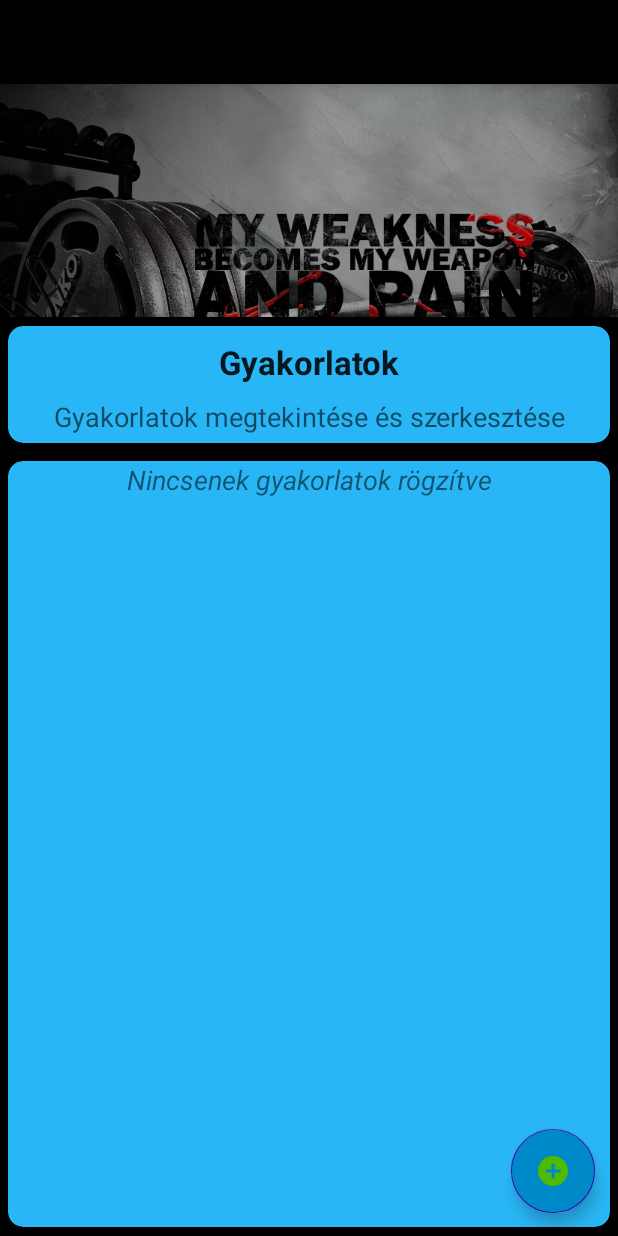
After one commit to norbo112/Edzesnaplov3, an Android app: the layout mvvm_gyakorlat_activity.xml on its own in the app's theme, with its tools: preview values and no code run, on a phone screen of 412 x 824 dp. The commit adds this screen. Run offline under Robolectric (Android 15) with nearby library versions, the phone set to English and light mode, and no system bars.

Commit message:
gyakorlat activity, szerkesztés, törlés ide , tevékenység - edzés - activitibe nincs mód rá

```diff
--- a/app/src/main/java/aa/droid/norbo/projects/edzesnaplo3/mvvm/ui/MvvmBelepoActivity.java
+++ b/app/src/main/java/aa/droid/norbo/projects/edzesnaplo3/mvvm/ui/MvvmBelepoActivity.java
@@ -94,6 +94,11 @@ public class MvvmBelepoActivity extends BaseActiviry<MvvmActivityBelepoBinding>
             startActivity(new Intent(this, EdzesTervBelepoActivity.class));
             overridePendingTransition(R.anim.move_right_in_activity, R.anim.move_left_out_activity);
         });
+
+        binding.btnGyakorlatok.setOnClickListener(v -> {
+            startActivity(new Intent(this, MvvmGyakorlatokActivity.class));
+            overridePendingTransition(R.anim.move_right_in_activity, R.anim.move_left_out_activity);
+        });
     }
 
     @Override
--- /dev/null
+++ b/app/src/main/res/drawable/ic_gyakorlatok_kis_logo.xml
@@ -0,0 +1,6 @@
+<vector android:height="24dp" android:tint="#930100"
+    android:viewportHeight="24" android:viewportWidth="24"
+    android:width="24dp" xmlns:android="http://schemas.android.com/apk/res/android">
+    <path android:fillColor="@android:color/white" android:pathData="M12,4m-2,0a2,2 0,1 1,4 0a2,2 0,1 1,-4 0"/>
+    <path android:fillColor="@android:color/white" android:pathData="M15.89,8.11C15.5,7.72 14.83,7 13.53,7c-0.21,0 -1.42,0 -2.54,0C8.24,6.99 6,4.75 6,2H4c0,3.16 2.11,5.84 5,6.71V22h2v-6h2v6h2V10.05L18.95,14l1.41,-1.41L15.89,8.11z"/>
+</vector>
--- /dev/null
+++ b/app/src/main/res/layout/mvvm_gyakorlat_activity.xml
@@ -0,0 +1,122 @@
+<?xml version="1.0" encoding="utf-8"?>
+<layout xmlns:android="http://schemas.android.com/apk/res/android"
+    xmlns:app="http://schemas.android.com/apk/res-auto"
+    xmlns:tools="http://schemas.android.com/tools">
+
+    <data>
+
+    </data>
+
+    <androidx.coordinatorlayout.widget.CoordinatorLayout
+        android:layout_width="match_parent"
+        android:layout_height="match_parent">
+
+        <com.google.android.material.appbar.AppBarLayout
+            android:layout_width="match_parent"
+            android:layout_height="wrap_content"
+            android:fitsSystemWindows="true">
+            <androidx.appcompat.widget.Toolbar
+                android:layout_width="match_parent"
+                android:layout_height="wrap_content"
+                android:id="@+id/toolbar"
+                android:fitsSystemWindows="true"
+                android:theme="@style/ThemeOverlay.AppCompat.Dark.ActionBar"/>
+        </com.google.android.material.appbar.AppBarLayout>
+
+
+        <androidx.constraintlayout.widget.ConstraintLayout
+            android:layout_width="match_parent"
+            android:layout_height="match_parent"
+            android:background="#000"
+            android:layout_marginTop="?attr/actionBarSize">
+
+            <ImageView
+                android:id="@+id/imageView"
+                android:layout_width="wrap_content"
+                android:layout_height="155dp"
+                android:contentDescription="@string/welcomeimage"
+                android:scaleType="matrix"
+                app:layout_constraintEnd_toEndOf="parent"
+                app:layout_constraintStart_toStartOf="parent"
+                app:layout_constraintTop_toTopOf="parent"
+                app:srcCompat="@mipmap/belepokep" />
+
+            <androidx.cardview.widget.CardView
+                android:id="@+id/belepo_first_card"
+                android:layout_width="0dp"
+                android:layout_height="wrap_content"
+                android:elevation="8dp"
+                app:cardBackgroundColor="#29B6F6"
+                app:cardCornerRadius="10dp"
+                app:cardUseCompatPadding="true"
+                app:layout_constraintEnd_toEndOf="@id/imageView"
+                app:layout_constraintStart_toStartOf="@+id/imageView"
+                app:layout_constraintTop_toBottomOf="@+id/imageView">
+
+                <LinearLayout
+                    android:layout_width="match_parent"
+                    android:layout_height="wrap_content"
+                    android:layout_marginBottom="5dp"
+                    android:orientation="vertical">
+
+                    <TextView
+                        android:layout_width="match_parent"
+                        android:layout_height="wrap_content"
+                        android:layout_marginTop="9dp"
+                        android:gravity="center"
+                        android:text="@string/welcome_gyakorlatok_title"
+                        android:textAppearance="@style/TextAppearance.AppCompat.Large"
+                        android:textStyle="bold" />
+
+                    <TextView
+                        android:layout_width="match_parent"
+                        android:layout_height="wrap_content"
+                        android:layout_marginTop="9dp"
+                        android:gravity="center"
+                        android:text="@string/welcome_gyakorlatok_desc"
+                        android:textAppearance="@style/TextAppearance.AppCompat.Medium" />
+                </LinearLayout>
+            </androidx.cardview.widget.CardView>
+
+            <androidx.cardview.widget.CardView
+                android:id="@+id/belepo_info"
+                android:layout_width="0dp"
+                android:layout_height="0dp"
+                android:elevation="8dp"
+                app:cardBackgroundColor="#29B6F6"
+                app:cardCornerRadius="10dp"
+                app:cardUseCompatPadding="true"
+                app:layout_constraintBottom_toBottomOf="parent"
+                app:layout_constraintEnd_toEndOf="@id/imageView"
+                app:layout_constraintStart_toStartOf="@+id/imageView"
+                app:layout_constraintTop_toBottomOf="@+id/belepo_first_card">
+
+                <TextView
+                    android:id="@+id/gyakorlatokk_warning_label"
+                    android:layout_width="match_parent"
+                    android:layout_height="wrap_content"
+                    android:text="@string/mvvm_gyakorlatok_warning_label"
+                    android:textAlignment="center"
+                    android:textSize="18sp"
+                    android:textStyle="italic" />
+
+                <ListView
+                    android:id="@+id/gyakorlatok_lista"
+                    android:layout_width="match_parent"
+                    android:layout_height="match_parent"
+                    android:layout_margin="10dp" />
+            </androidx.cardview.widget.CardView>
+
+            <com.google.android.material.floatingactionbutton.FloatingActionButton
+                android:id="@+id/fab"
+                android:layout_marginBottom="15sp"
+                android:layout_marginEnd="15sp"
+                android:layout_width="wrap_content"
+                android:layout_height="wrap_content"
+                android:src="@drawable/ic_add_circle"
+                android:backgroundTint="#0089C8"
+                app:layout_constraintBottom_toBottomOf="parent"
+                app:layout_constraintEnd_toEndOf="@id/imageView" />
+        </androidx.constraintlayout.widget.ConstraintLayout>
+    </androidx.coordinatorlayout.widget.CoordinatorLayout>
+</layout>
--- a/app/src/main/res/values/strings.xml
+++ b/app/src/main/res/values/strings.xml
@@ -6,16 +6,20 @@
     <string name="korabbi_sorozat_list_title">Korábban elvégzett sorozatok</string>
     <string name="welcome_title_belepo">Belépés az Edzésnaplóba</string>
     <string name="welcome_mentett_naplok_title">Mentett naplók</string>
+    <string name="welcome_gyakorlatok_title">Gyakorlatok</string>
     <string name="welcome_belepo_desc">Üdvözöllek az edzésnapló alkalmazásban!</string>
     <string name="welcome_mentett_naplok_desc">Eddigi mentett naplók megtekintése</string>
+    <string name="welcome_gyakorlatok_desc">Gyakorlatok megtekintése és szerkesztése</string>
     <string name="welcomeimage">WelcomeImage</string>
     <string name="mvvm_belepes_btn_label">Edzés megkezdése</string>
     <string name="mvvm_naplok_btn_label">Mentett naplók</string>
     <string name="mvvm_tervek_btn_label">Edzéstervek</string>
+    <string name="mvvm_gyakorlatok_btn_label">Gyakorlatok</string>
     <string name="mvvm_belepo_info_label">Napló részletek</string>
     <string name="mvvm_permissions_warning">A médiatartalmak elérését mindenképpen elkell fogadnod, különben nem tudod használni az alkalmazást!</string>
     <string name="mvvm_edzes_nezet_gyakorlat_label">Válassz egy gyakorlatot</string>
     <string name="mvvm_mentett_naplok_warning_label">Nincsenek mentve naplók</string>
+    <string name="mvvm_gyakorlatok_warning_label">Nincsenek gyakorlatok rögzítve</string>
     <string name="mvvm_saved_tablet_info">Kérlek válassz egy naplót a részletekért!</string>
     <string name="mvvm_tevekenyseg_sorozat_add_label">Sorozat hozzáadása</string>
     <string name="mvvm_tevekenyseg_sorozat_stopper_0">00:00</string>
@@ -44,4 +48,5 @@
     <string name="edzesterv_menu_betoltes">Terv betöltése</string>
     <string name="gyakorlat_valaszto_terv_megnevezes_simple">Terv megnevezés</string>
     <string name="mvvm_edzesterv_belepo_info_label">Információ</string>
+    <string name="mvvm_gyakorlatok_activity_menu_title">Gyakorlatok</string>
 </resources>
```
Also changed, not shown: app/src/main/AndroidManifest.xml (+13 -7 lines), app/src/main/java/aa/droid/norbo/projects/edzesnaplo3/mvvm/ui/MvvmGyakorlatokActivity.java (added, +188 -0 lines), app/src/main/res/layout-sw600dp/mvvm_activity_belepo.xml (+11 -0 lines), app/src/main/res/layout/mvvm_activity_belepo.xml (+10 -0 lines), app/src/main/res/menu/gyak_activity_szerkeszto_menu.xml (added, +22 -0 lines), app/src/main/res/menu/gyak_szerkeszto_menu.xml (+0 -18 lines).
